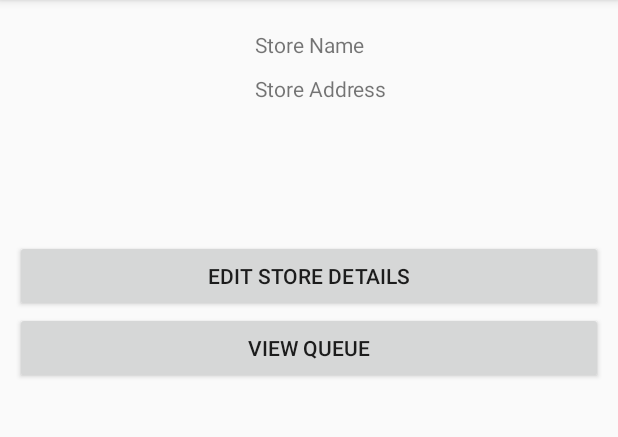
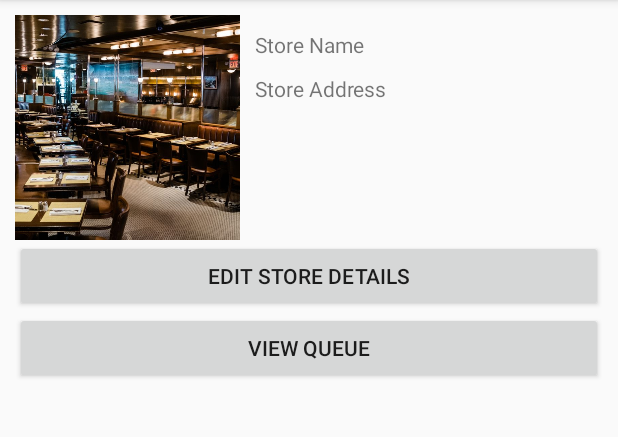
Before and after one commit to Sean-Green/BBQueue, an Android app: the Store_Activity screen opened directly, with no data from a screen before it, on a phone screen of 412 x 824 dp, the part 84-521 px from its top. Run offline under Robolectric (Android 15) with nearby library versions, the phone set to English and light mode, and no system bars.

Commit message:
Main store page wireframe completed

```diff
--- a/app/src/main/java/com/example/bbqueue/Store_Activity.java
+++ b/app/src/main/java/com/example/bbqueue/Store_Activity.java
@@ -5,6 +5,7 @@ import androidx.appcompat.app.AppCompatActivity;
 import android.content.Intent;
 import android.os.Bundle;
 import android.view.View;
+import android.widget.Toast;
 
 public class Store_Activity extends AppCompatActivity {
 
@@ -18,4 +19,9 @@ public class Store_Activity extends AppCompatActivity {
         Intent intent = new Intent(this, Edit_Store_Details_Activity.class);
         startActivity(intent);
     }
+
+    public void viewQueueClick(View view) {
+        String toastText = getString(R.string.viewqueuetoast);
+        Toast.makeText(getApplicationContext(), toastText, Toast.LENGTH_SHORT).show();
+    }
 }
--- a/app/src/main/res/layout/activity_store_.xml
+++ b/app/src/main/res/layout/activity_store_.xml
@@ -11,13 +11,17 @@
         android:layout_width="match_parent"
         android:layout_height="wrap_content"
         android:layout_gravity="start">
+
         <ImageView
             android:id="@+id/storeProfileImage"
-            android:contentDescription="@string/profilepicturedescription"
             android:layout_width="150dp"
             android:layout_height="150dp"
             android:layout_row="0"
             android:layout_column="0"
+            android:background="#6632C3"
+            android:contentDescription="@string/profilepicturedescription"
+            android:scaleType="centerCrop"
+            app:srcCompat="@drawable/store_profile"
             tools:srcCompat="@drawable/store_profile" />
 
         <LinearLayout
@@ -55,6 +59,7 @@
         android:id="@+id/viewQueue"
         android:layout_width="match_parent"
         android:layout_height="wrap_content"
+        android:onClick="viewQueueClick"
         android:text="@string/storeA_viewQBtn" />
 
 </LinearLayout>
--- a/app/src/main/res/values/strings.xml
+++ b/app/src/main/res/values/strings.xml
@@ -29,4 +29,5 @@
     <string name="profilepicturedescription">Profile Picture</string>
     <string name="store_name">Store Name</string>
     <string name="store_address">Store Address</string>
+    <string name="viewqueuetoast">View your Queue</string>
 </resources>
```
